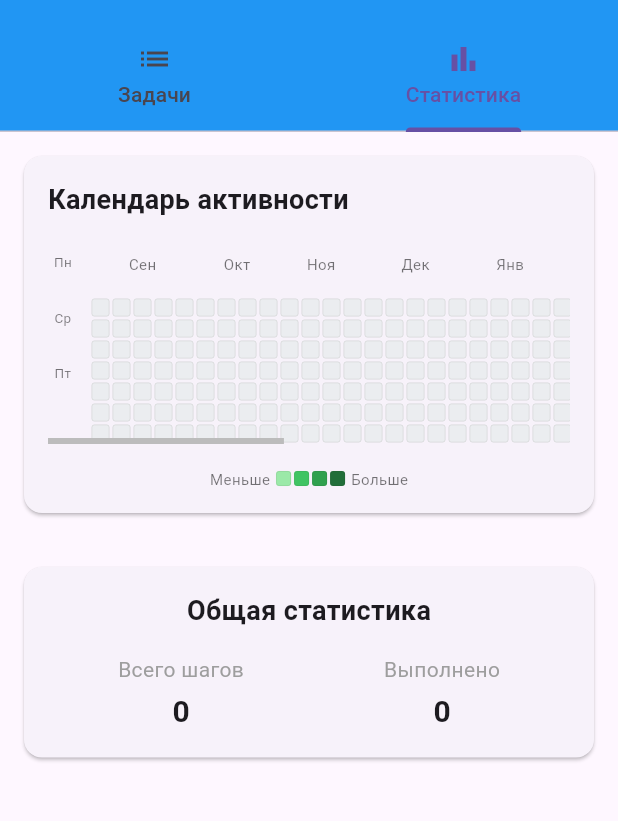
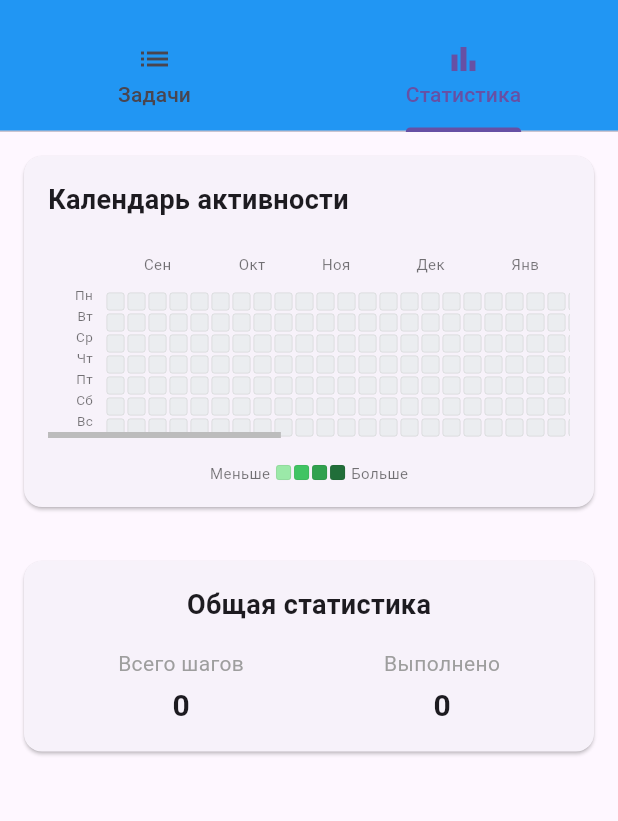
Before and after one commit to Vinillian/task_tracker, a Flutter app: the screen it shows after launch, tab 2 chosen, on a phone screen of 412 x 824 dp, the part 63-884 px from its top. Run offline on Flutter 3.47's test engine with Material 3 defaults, Android fonts, the phone set to English and light mode, and no system bars; accounts and stored records are empty.

Commit message:
feat(calendar): proper weekday labels alignment
- Added all weekday labels (Mon, Tue, Wed, Thu, Fri, Sat, Sun)
- Perfectly aligned each label with corresponding calendar row
- Maintained GitHub-style layout with left-side labels
- Fixed vertical positioning to match actual grid rows

```diff
--- a/lib/widgets/github_calendar.dart
+++ b/lib/widgets/github_calendar.dart
@@ -103,32 +103,13 @@ class GitHubCalendar extends StatelessWidget {
     }
   }
 
-  Widget _buildEmptyCell() {
-    return Container(
-      width: _cellSize,
-      height: _cellSize,
-      margin: const EdgeInsets.all(_cellMargin),
-      decoration: BoxDecoration(
-        color: const Color(0xFFEBEDF0),
-        borderRadius: BorderRadius.circular(2),
-        border: Border.all(color: const Color(0xFF1B1F230F), width: 0.5),
-      ),
-    );
-  }
-
-  Widget _buildCalendarCell(DateTime date, int steps) {
-    return Container(
-      width: _cellSize,
-      height: _cellSize,
-      margin: const EdgeInsets.all(_cellMargin),
-      decoration: BoxDecoration(
-        color: _getContributionColor(steps),
-        borderRadius: BorderRadius.circular(2),
-        border: Border.all(color: const Color(0xFF1B1F230F), width: 0.5),
-      ),
-      child: Tooltip(
-        message: '${DateFormat('dd MMMM yyyy', 'ru').format(date)}\n$steps шагов',
-        child: const SizedBox.expand(),
+  Widget _buildWeekDayLabel(String day) {
+    return SizedBox(
+      width: 20,
+      child: Text(
+        day,
+        style: const TextStyle(fontSize: 9, color: Colors.black54),
+        textAlign: TextAlign.center,
       ),
     );
   }
@@ -200,20 +181,58 @@ class GitHubCalendar extends StatelessWidget {
       child: SingleChildScrollView(
         scrollDirection: Axis.horizontal,
         controller: scrollController,
-        reverse: true, // сегодняшний день справа
+        reverse: true,
         child: Row(
           crossAxisAlignment: CrossAxisAlignment.start,
           children: [
-            // Метки дней недели
+            // Метки дней недели СЛЕВА от календаря
             Column(
-              children: const [
-                SizedBox(height: 6),
-                SizedBox(width: 20, child: Text('Пн', style: TextStyle(fontSize: 9, color: Colors.black54), textAlign: TextAlign.center)),
-                SizedBox(height: 24),
-                SizedBox(width: 20, child: Text('Ср', style: TextStyle(fontSize: 9, color: Colors.black54), textAlign: TextAlign.center)),
-                SizedBox(height: 24),
-                SizedBox(width: 20, child: Text('Пт', style: TextStyle(fontSize: 9, color: Colors.black54), textAlign: TextAlign.center)),
-                SizedBox(height: 6),
+              crossAxisAlignment: CrossAxisAlignment.end,
+              children: [
+                // Пустое место для заголовка месяцев
+                const SizedBox(height: 28, width: 30),
+                // Понедельник (1 строка)
+                SizedBox(
+                  height: _cellSize + _cellMargin * 2,
+                  child: const Text('Пн',
+                      style: TextStyle(fontSize: 9, color: Colors.black54)),
+                ),
+                // Вторник (2 строка) - ДОБАВИЛИ
+                SizedBox(
+                  height: _cellSize + _cellMargin * 2,
+                  child: const Text('Вт',
+                      style: TextStyle(fontSize: 9, color: Colors.black54)),
+                ),
+                // Среда (3 строка)
+                SizedBox(
+                  height: _cellSize + _cellMargin * 2,
+                  child: const Text('Ср',
+                      style: TextStyle(fontSize: 9, color: Colors.black54)),
+                ),
+                // Четверг (4 строка) - ДОБАВИЛИ
+                SizedBox(
+                  height: _cellSize + _cellMargin * 2,
+                  child: const Text('Чт',
+                      style: TextStyle(fontSize: 9, color: Colors.black54)),
+                ),
+                // Пятница (5 строка)
+                SizedBox(
+                  height: _cellSize + _cellMargin * 2,
+                  child: const Text('Пт',
+                      style: TextStyle(fontSize: 9, color: Colors.black54)),
+                ),
+                // Суббота (6 строка) - ДОБАВИЛИ
+                SizedBox(
+                  height: _cellSize + _cellMargin * 2,
+                  child: const Text('Сб',
+                      style: TextStyle(fontSize: 9, color: Colors.black54)),
+                ),
+                // Воскресенье (7 строка) - ДОБАВИЛИ
+                SizedBox(
+                  height: _cellSize + _cellMargin * 2,
+                  child: const Text('Вс',
+                      style: TextStyle(fontSize: 9, color: Colors.black54)),
+                ),
               ],
             ),
             const SizedBox(width: 8),
@@ -222,7 +241,8 @@ class GitHubCalendar extends StatelessWidget {
               crossAxisAlignment: CrossAxisAlignment.start,
               children: [
                 _buildMonthHeaders(weeks),
-                const SizedBox(height: 8),
+                const SizedBox(height: 4),
+                // Сетка календаря
                 Row(
                   crossAxisAlignment: CrossAxisAlignment.start,
                   children: weeks.map((week) {
@@ -231,9 +251,35 @@ class GitHubCalendar extends StatelessWidget {
                       child: Column(
                         children: List.generate(7, (day) {
                           if (day < week.length && week[day].year > 1) {
-                            return _buildCalendarCell(week[day], contributions[week[day]] ?? 0);
+                            final date = week[day];
+                            final dayContributions = contributions[date] ?? 0;
+                            final color = _getContributionColor(dayContributions);
+
+                            return Container(
+                              width: _cellSize,
+                              height: _cellSize,
+                              margin: const EdgeInsets.all(_cellMargin),
+                              decoration: BoxDecoration(
+                                color: color,
+                                borderRadius: BorderRadius.circular(2),
+                                border: Border.all(color: const Color(0xFF1B1F230F), width: 0.5),
+                              ),
+                              child: Tooltip(
+                                message: '${DateFormat('dd MMMM yyyy').format(date)}\n$dayContributions шагов',
+                                child: const SizedBox.expand(),
+                              ),
+                            );
                           } else {
-                            return _buildEmptyCell();
+                            return Container(
+                              width: _cellSize,
+                              height: _cellSize,
+                              margin: const EdgeInsets.all(_cellMargin),
+                              decoration: BoxDecoration(
+                                color: const Color(0xFFEBEDF0),
+                                borderRadius: BorderRadius.circular(2),
+                                border: Border.all(color: const Color(0xFF1B1F230F), width: 0.5),
+                              ),
+                            );
                           }
                         }),
                       ),
```
